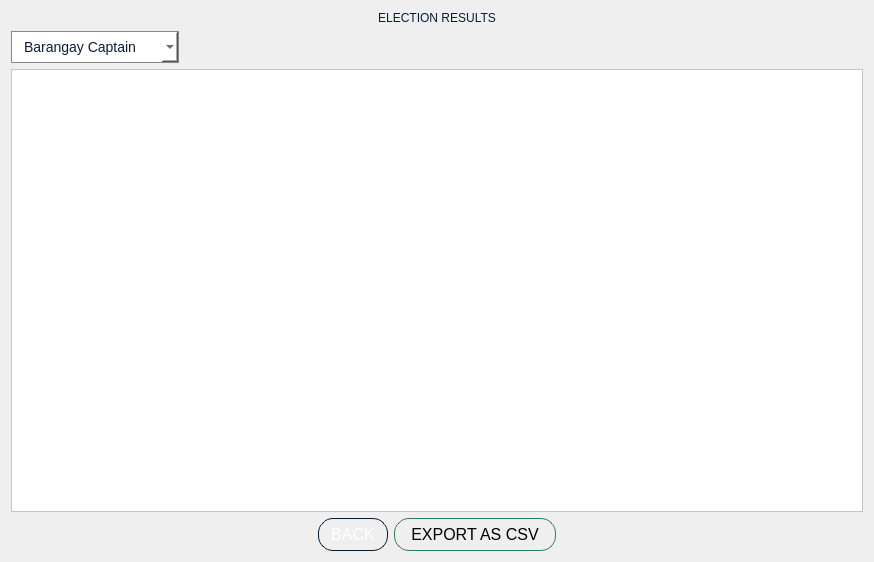
Above: VVM/electionresults.ui from GuisadongManok/PolliTech-VVM before the change. Below: the same form after it.
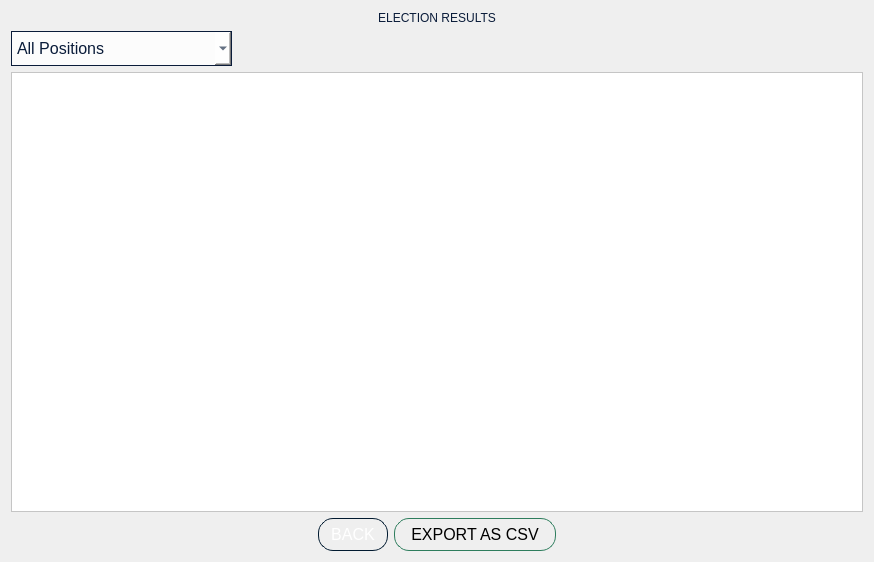
That is the form after the change. Icons and pictures are not drawn.

Patch:
```diff
--- a/VVM/electionresults.ui
+++ b/VVM/electionresults.ui
@@ -31,7 +31,7 @@
   </property>
   <layout class="QGridLayout" name="gridLayout">
    <item row="0" column="0">
-    <layout class="QVBoxLayout" name="verticalLayout_2">
+    <layout class="QVBoxLayout" name="verticalLayout">
      <item>
       <widget class="QLabel" name="label">
        <property name="styleSheet">
@@ -48,16 +48,12 @@
        </property>
       </widget>
      </item>
-     <item>
-      <layout class="QVBoxLayout" name="verticalLayout">
-       <item>
-        <layout class="QHBoxLayout" name="horizontalLayout">
          <item alignment="Qt::AlignmentFlag::AlignLeft">
           <widget class="QComboBox" name="comboBox_positionFilter">
            <property name="minimumSize">
             <size>
-             <width>142</width>
-             <height>25</height>
+         <width>221</width>
+         <height>35</height>
             </size>
            </property>
            <property name="cursor">
@@ -68,17 +64,18 @@
            </property>
            <property name="styleSheet">
             <string notr="true">QComboBox {
-	background-color: white;
-	color: #0A1C3A;
-	font-size: 14px;
-	border: 1px solid #888;
-    padding: 6px 12px;
-    outline: none;
-}</string>
+	font: 14pt &quot;Segoe UI&quot;;
+    font-size: 16px;
+    color: #0A1C3A;
+    background-color: rgba(255,255,255,200);
+    border: 1px solid #0A1C3A;
+    padding: 5px;
+}
+</string>
            </property>
            <item>
             <property name="text">
-             <string>Barangay Captain</string>
+         <string>All Positions</string>
             </property>
            </item>
            <item>
@@ -97,8 +94,6 @@
             </property>
            </item>
           </widget>
-         </item>
-        </layout>
        </item>
        <item>
         <widget class="QTableWidget" name="tableWidget_winners">
@@ -118,8 +113,6 @@
          </property>
         </widget>
        </item>
-      </layout>
-     </item>
      <item>
       <layout class="QHBoxLayout" name="horizontalLayout_8">
        <item>
```
Left out of the diff: 19 changed lines with no effect on the pictures. Lines whose indentation alone changed are shown as unchanged.
